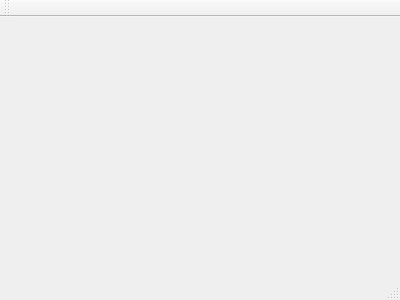
First picture: the form in mainwindow.ui, repository hermanno16/vika3, before the edit.
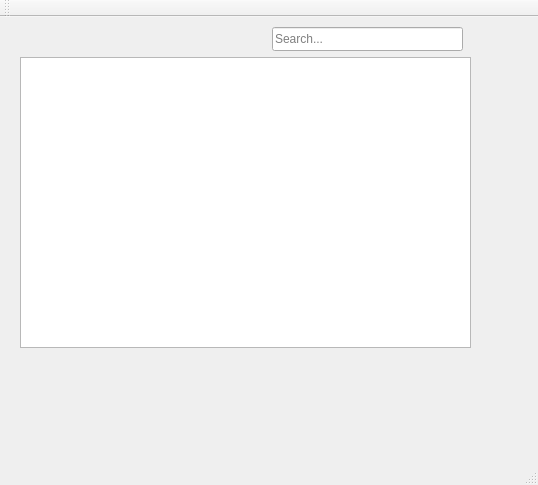
Second picture: the form after the edit.

Commit message: Birta lista og search-a, Thorir, Reynir, Begga

Diff of the .ui file:
```diff
--- a/mainwindow.ui
+++ b/mainwindow.ui
@@ -1,24 +1,62 @@
 <ui version="4.0">
  <class>MainWindow</class>
- <widget class="QMainWindow" name="MainWindow" >
-  <property name="geometry" >
+ <widget class="QMainWindow" name="MainWindow">
+  <property name="geometry">
    <rect>
     <x>0</x>
     <y>0</y>
-    <width>400</width>
-    <height>300</height>
+    <width>538</width>
+    <height>485</height>
    </rect>
   </property>
   <property name="windowTitle" >
    <string>MainWindow</string>
   </property>
-  <widget class="QMenuBar" name="menuBar" />
-  <widget class="QToolBar" name="mainToolBar" />
-  <widget class="QWidget" name="centralWidget" />
-  <widget class="QStatusBar" name="statusBar" />
+  <widget class="QWidget" name="centralWidget">
+   <widget class="QListWidget" name="list_scientists">
+    <property name="geometry">
+     <rect>
+      <x>20</x>
+      <y>40</y>
+      <width>451</width>
+      <height>291</height>
+     </rect>
+    </property>
+    <property name="autoFillBackground">
+     <bool>false</bool>
+    </property>
+    <property name="dragEnabled">
+     <bool>false</bool>
+    </property>
+    <property name="uniformItemSizes">
+     <bool>false</bool>
+    </property>
+   </widget>
+   <widget class="QLineEdit" name="search_box">
+    <property name="geometry">
+     <rect>
+      <x>272</x>
+      <y>10</y>
+      <width>191</width>
+      <height>24</height>
+     </rect>
+    </property>
+    <property name="placeholderText">
+     <string>Search...</string>
+    </property>
+   </widget>
+  </widget>
+  <widget class="QToolBar" name="mainToolBar">
+   <attribute name="toolBarArea">
+    <enum>TopToolBarArea</enum>
+   </attribute>
+   <attribute name="toolBarBreak">
+    <bool>true</bool>
+   </attribute>
+  </widget>
+  <widget class="QStatusBar" name="statusBar"/>
  </widget>
- <layoutDefault spacing="6" margin="11" />
- <pixmapfunction></pixmapfunction>
+ <layoutdefault spacing="6" margin="11"/>
  <resources/>
  <connections/>
 </ui>
```
Left out of the diff: 3 changed lines with no effect on the pictures. The commit also changes 2 other files.
